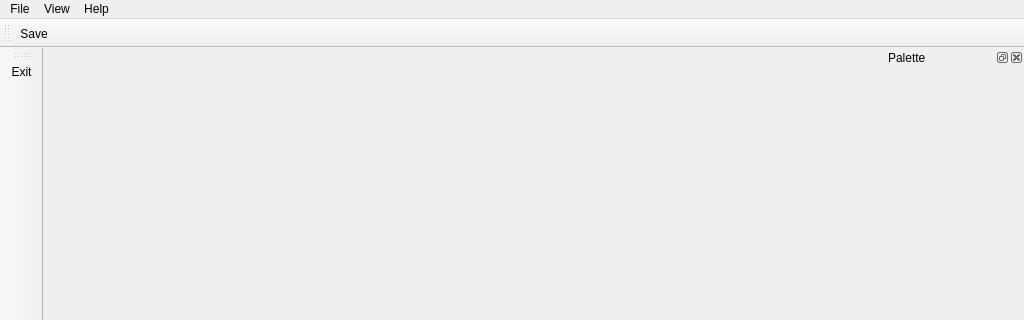
This is src/mainwindow.ui in grking/zoxel as Qt 5 draws it before an edit; both pictures show x 0 to 1024 and y 0 to 320 of the 1024 by 679 pixel window. The edited form follows.
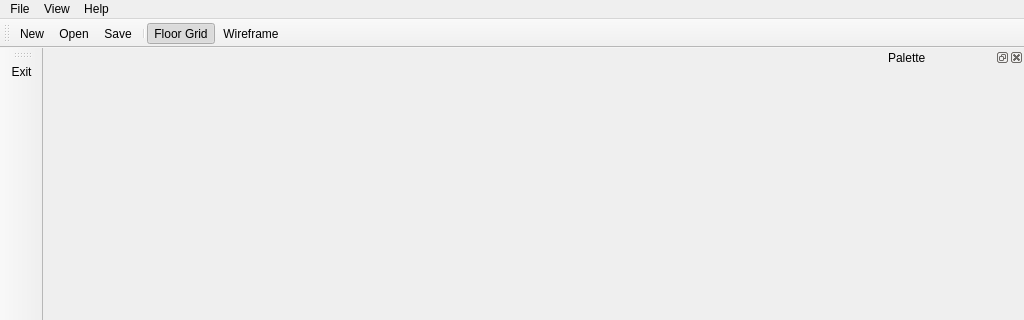
This is the edited form. Icons and pictures are not drawn.

The edit to the form file:
```diff
--- a/src/mainwindow.ui
+++ b/src/mainwindow.ui
@@ -75,7 +75,12 @@
    <attribute name="toolBarBreak">
     <bool>false</bool>
    </attribute>
+   <addaction name="action_new"/>
+   <addaction name="action_open"/>
    <addaction name="action_save"/>
+   <addaction name="separator"/>
+   <addaction name="action_floor_grid"/>
+   <addaction name="action_wireframe"/>
   </widget>
   <widget class="QToolBar" name="toolbar_drawing">
    <property name="windowTitle">
```
Left out of the diff: 28 changed lines with no effect on the pictures.
